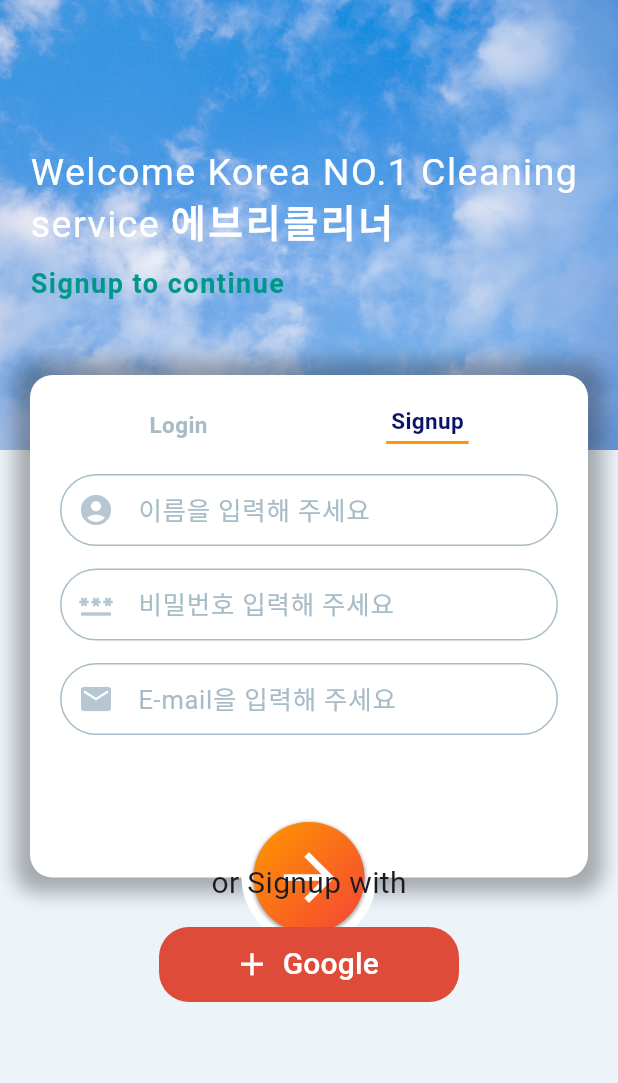
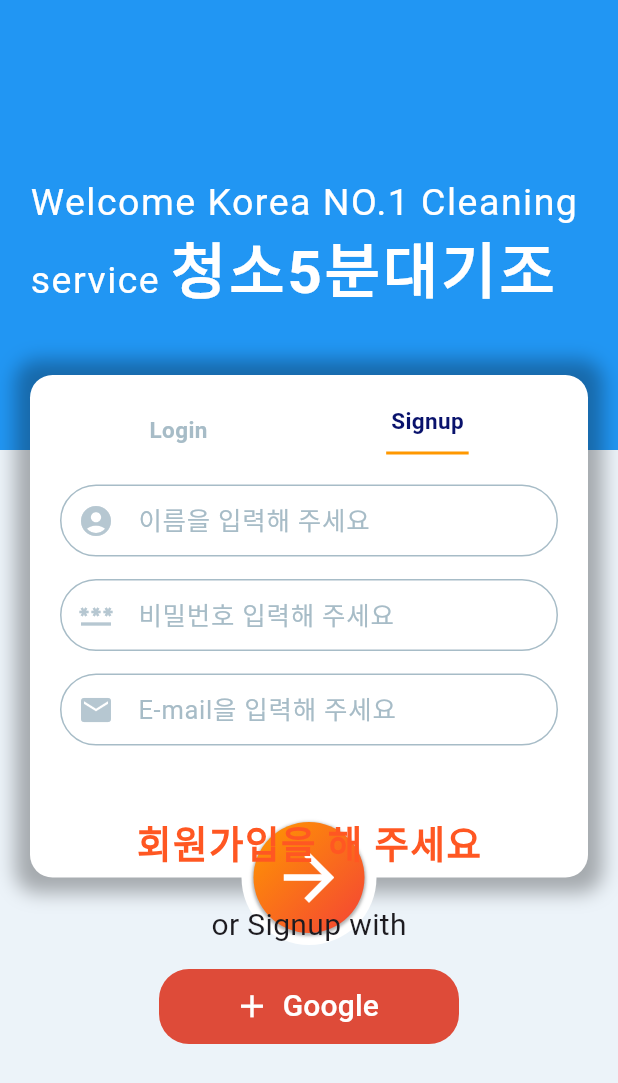
Before and after one commit to gumyeonghun/cleanhai2, a Flutter app: the screen it shows after launch, on a phone screen of 412 x 824 dp. Shown: the top 1083 px of the screen. Run offline on Flutter 3.47's test engine with Material 3 defaults, Android fonts, the phone set to English and light mode, and no system bars; drawn by our look-alikes of modal_progress_hud_nsn; our stand-ins replace cloud_firestore, firebase_auth, firebase_core, flutter_chat_bubble, flutter_riverpod; accounts and stored records are empty.

Commit message:
청소5분대기조 1차

```diff
--- a/lib/chatting/chat/chat_bubble.dart
+++ b/lib/chatting/chat/chat_bubble.dart
@@ -35,7 +35,7 @@ class ChatBubbles extends StatelessWidget {
                           color: Colors.white),
                     ),
                     Text(message,
-                      style: TextStyle(color: Colors.white),
+                      style: TextStyle(color: Colors.white,fontWeight: FontWeight.bold),
                     ),
                   ],
                 ),
@@ -60,7 +60,7 @@ class ChatBubbles extends StatelessWidget {
                     style: TextStyle(fontWeight: FontWeight.bold,),
                     ),
                     Text(message,
-                      style: TextStyle(color: Colors.black),
+                      style: TextStyle(color: Colors.black,fontWeight: FontWeight.bold),
                     ),
                   ],
                 ),
--- a/lib/chatting/chat/chat_screen.dart
+++ b/lib/chatting/chat/chat_screen.dart
@@ -39,7 +39,7 @@ class _ChatScreenState extends State<ChatScreen> {
     return Scaffold(
       appBar: AppBar(
         backgroundColor: Colors.green[500],
-        title: Text('대화', style: TextStyle(color: Colors.white),),
+        title: Text('대화하기', style: TextStyle(color: Colors.white),),
         centerTitle: true,
       ),
       body: Container(
--- a/lib/main.dart
+++ b/lib/main.dart
@@ -1,9 +1,11 @@
+import 'package:cleanhai2/cleaning_service/ui/home/widgets/home_page.dart';
 import 'package:cleanhai2/firebase_options.dart';
 import 'package:cleanhai2/screens/index.dart';
 import 'package:cleanhai2/screens/main_screen.dart';
 import 'package:flutter/material.dart';
 import 'package:firebase_core/firebase_core.dart';
 import 'package:firebase_auth/firebase_auth.dart';
+import 'package:flutter_riverpod/flutter_riverpod.dart';
 
 
 
@@ -15,7 +17,7 @@ void main() async{
     options: DefaultFirebaseOptions.currentPlatform
   );
 
-  runApp(const MyApp());
+  runApp(ProviderScope(child: MyApp()));
 }
 
 class MyApp extends StatelessWidget {
@@ -27,13 +29,24 @@ class MyApp extends StatelessWidget {
     return MaterialApp(
       title: 'Chatting app',
       theme: ThemeData(
+        colorScheme: ColorScheme.fromSeed(seedColor: Colors.deepPurple,
+        brightness: Brightness.light),
+          appBarTheme: AppBarTheme(
+            titleTextStyle: TextStyle(
+              fontSize: 25,
+              color: Colors.blue,
+              fontWeight: FontWeight.bold
+            ),
+          ),
+
+
           primarySwatch: Colors.blue
       ),
       home: StreamBuilder(
           stream: FirebaseAuth.instance.authStateChanges(),
           builder: (context, snapshot){
             if(snapshot.hasData){
-              return applicationIndex();
+              return HomePage();
             } return LoginSignupScreen();
           }
       ),
--- a/lib/screens/main_screen.dart
+++ b/lib/screens/main_screen.dart
@@ -49,16 +49,15 @@ class _LoginSignupScreenState extends State<LoginSignupScreen> {
                   child: Container(
                     height: 300,
                     decoration: BoxDecoration(
-                      image: DecorationImage(image:
-                      AssetImage('image/sky2.jpg'),
-                          fit: BoxFit.fill),
+                      color: Colors.blue
                     ),
                     child: Container(
-                      padding: EdgeInsets.only(top: 100,left: 20),
+                      padding: EdgeInsets.only(top: 120,left: 20,right: 20),
                       child: Column(
                         crossAxisAlignment: CrossAxisAlignment.start,
                         children: [
-                          RichText(text: TextSpan(
+                          RichText(
+                            text: TextSpan(
                             text: 'Welcome Korea NO.1 Cleaning service ',
                             style: TextStyle(
                                 letterSpacing: 1.0,
@@ -67,28 +66,19 @@ class _LoginSignupScreenState extends State<LoginSignupScreen> {
                             ),
                             children: [
                               TextSpan(
-                                text:'에브리클리너',
+                                text:'청소5분대기조',
                                 style: TextStyle(
                                     letterSpacing: 2.0,
-                                    fontSize: 25,
+                                    fontSize: 40,
                                     color: Colors.white,
-                                    fontWeight: FontWeight.w600
+                                    fontWeight: FontWeight.bold
                                 ),
                               ),
                             ],
                           ),
                           ),
                           SizedBox(
-                            height: 10,
-                          ),
-                          Text(
-                            isSignupScreen ? 'Signup to continue':'Signin to continue',
-                            style: TextStyle(
-                              letterSpacing: 1.0,
-                              fontSize: 18,
-                              fontWeight: FontWeight.bold,
-                              color: Colors.teal,
-                            ),
+                            height: 20,
                           ),
                         ],
                       ),
@@ -142,7 +132,7 @@ class _LoginSignupScreenState extends State<LoginSignupScreen> {
                                     ),
                                     if(!isSignupScreen)
                                       Container(
-                                        margin: EdgeInsets.only(top: 3),
+                                        margin: EdgeInsets.only(top: 10),
                                         height: 2,
                                         width: 55,
                                         color: Colors.orange,
@@ -167,7 +157,7 @@ class _LoginSignupScreenState extends State<LoginSignupScreen> {
                                     ),
                                     if(isSignupScreen)
                                       Container(
-                                        margin: EdgeInsets.only(top: 3),
+                                        margin: EdgeInsets.only(top: 10),
                                         height: 2,
                                         width: 55,
                                         color: Colors.orange,
@@ -187,8 +177,8 @@ class _LoginSignupScreenState extends State<LoginSignupScreen> {
                                       TextFormField(
                                         key : ValueKey(1),
                                         validator: (value){
-                                          if(value!.isEmpty || value.length<4){
-                                            return '4글자 이상 입력해 주세요';
+                                          if(value!.isEmpty){
+                                            return '글자를 입력해 주세요';
                                           }
                                           return null;
                                         },
@@ -461,10 +451,13 @@ class _LoginSignupScreenState extends State<LoginSignupScreen> {
                           print(e);
                           ScaffoldMessenger.of(context).showSnackBar(
                             SnackBar(
-                              content: Text('E-mail과 비밀번호를 확인 해주세요'),
+                              content: Text('입력한 정보를 확인 해주세요'),
                               backgroundColor: Colors.blue,
                             ),
                           );
+                          setState(() {
+                            showSpinner = false;
+                          });
                         }
                        }
                           if(!isSignupScreen){
@@ -486,6 +479,15 @@ class _LoginSignupScreenState extends State<LoginSignupScreen> {
                               }
                             } catch(e){
                               print(e);
+                              ScaffoldMessenger.of(context).showSnackBar(
+                                SnackBar(
+                                  content: Text('E-mail과 비밀번호를 확인 해주세요'),
+                                  backgroundColor: Colors.blue,
+                                ),
+                              );
+                              setState(() {
+                                showSpinner = false;
+                              });
                             }
                           }
                         },
@@ -519,12 +521,25 @@ class _LoginSignupScreenState extends State<LoginSignupScreen> {
                 ),
               ),
               // 전송버튼
+
               Positioned(
-                  top: MediaQuery.of(context).size.height-250,
+                  top: MediaQuery.of(context).size.height-280,
                   right: 0,
                   left: 0,
                   child: Column(
                     children: [
+                      Container(
+                        child: Text(
+                          isSignupScreen ? '회원가입을 해 주세요':'로그인을 해 주세요',
+                          style: TextStyle(
+                            letterSpacing: 1.0,
+                            fontSize: 25,
+                            fontWeight: FontWeight.bold,
+                            color: Colors.deepOrange,
+                          ),
+                        ),
+                      ),
+                      SizedBox(height: 20,),
                       Text(isSignupScreen ? 'or Signup with' : ' or Signin with',
                         style: TextStyle(fontSize: 20),
                       ),
--- a/pubspec.yaml
+++ b/pubspec.yaml
@@ -34,11 +34,12 @@ dependencies:
   # The following adds the Cupertino Icons font to your application.
   # Use with the CupertinoIcons class for iOS style icons.
   cupertino_icons: ^1.0.8
-  firebase_core: ^3.13.0
-  cloud_firestore: ^5.6.7
+  firebase_core: ^3.15.2
+  cloud_firestore: ^5.6.12
   firebase_auth: ^5.5.4
   modal_progress_hud_nsn: ^0.5.1
   flutter_chat_bubble: ^2.0.2
+  flutter_riverpod: ^3.0.3
 
 dev_dependencies:
   flutter_test:
@@ -69,6 +70,7 @@ flutter:
     - image/sky3.jpg
     - image/sky.jpg
     - image/sky2.jpg
+    - image/cleaning.webp
   # To add assets to your application, add an assets section, like this:
   # assets:
   #   - images/a_dot_burr.jpeg
```
Also changed, not shown: lib/cleaning_service/ui/detail/widgets/detail_page.dart (added, +88 -0 lines), lib/cleaning_service/ui/home/widgets/home_page.dart (added, +201 -0 lines), lib/cleaning_service/ui/write/widgets/write_page.dart (added, +116 -0 lines), lib/screens/index.dart (+4 -8 lines), lib/tasks/todo_homepage.dart (+5 -8 lines), lib/tasks/todo_not_index.dart (+12 -14 lines), firebase.json, image/cleaning.webp (added), lib/cleaning_service/ui/detail/widgets/detail_view_model.dart (added), lib/cleaning_service/ui/home/widgets/home_view_model.dart (added), lib/cleaning_service/ui/write/widgets/write_view_model.dart (added), lib/firebase_options.dart, pubspec.lock, 6 other files.
